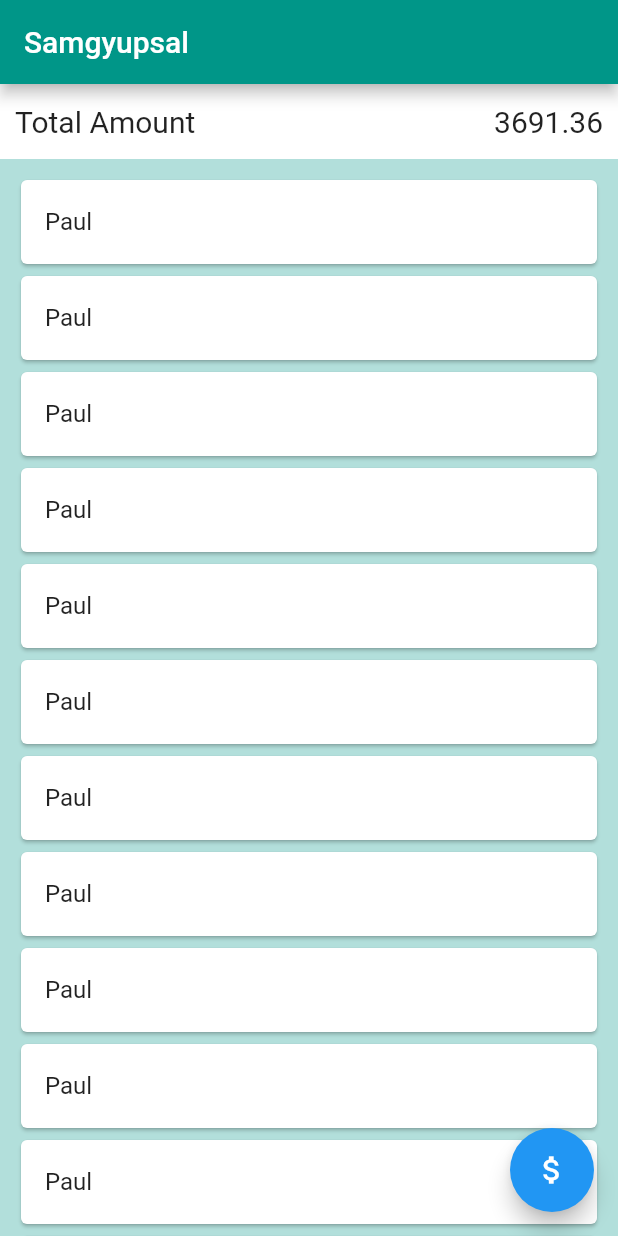
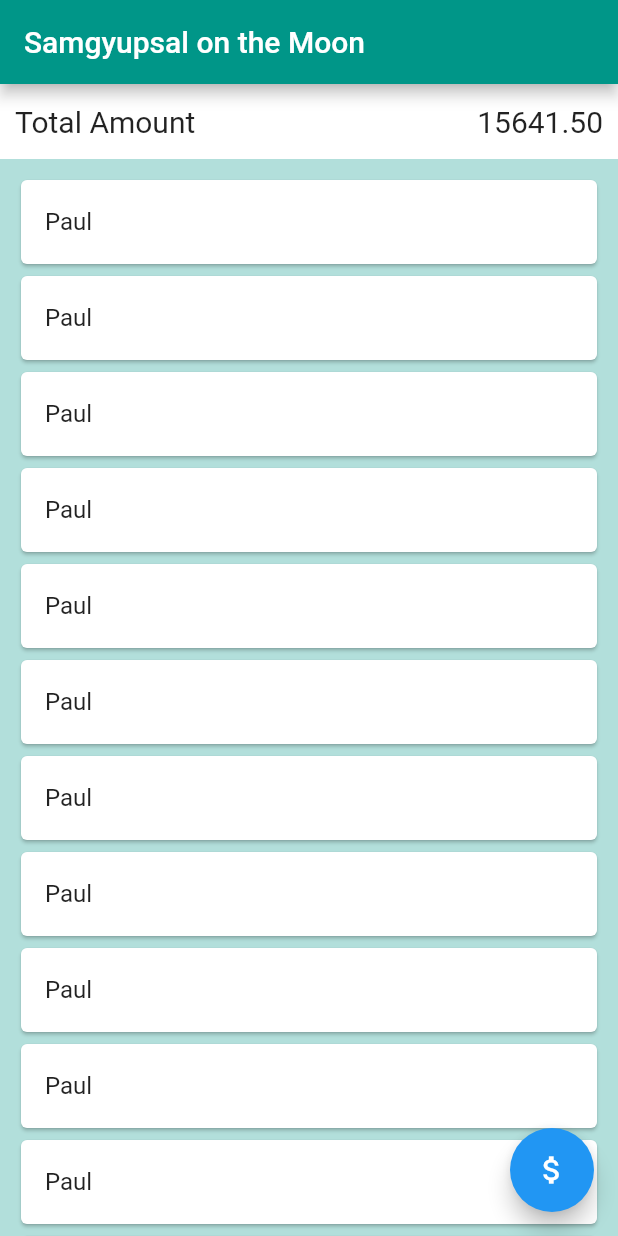
Before and after one commit to poolGolez/amot, a Flutter app: the screen it shows after launch, on a phone screen of 412 x 824 dp. Run offline on Flutter 3.47's test engine with Material 2 defaults, Android fonts, the phone set to English and light mode, and no system bars.

Commit message:
Utilize current portfolio provider for money pool screen

```diff
--- a/lib/main.dart
+++ b/lib/main.dart
@@ -1,5 +1,7 @@
 import 'package:flutter/material.dart';
+import 'package:provider/provider.dart';
 
+import './providers/current_portfolio.dart';
 import './screens/money_pool_screen.dart';
 
 void main() {
@@ -9,10 +11,15 @@ void main() {
 class AmotApp extends StatelessWidget {
   @override
   Widget build(BuildContext context) {
-    return MaterialApp(
-      title: 'Amot',
-      theme: ThemeData(primaryColor: Colors.teal),
-      home: MoneyPoolScreen(),
+    return MultiProvider(
+      providers: [
+        ChangeNotifierProvider(create: (_) => CurrentPortfolio()),
+      ],
+      child: MaterialApp(
+        title: 'Amot',
+        theme: ThemeData(primaryColor: Colors.teal),
+        home: MoneyPoolScreen(),
+      ),
     );
   }
 }
--- a/lib/screens/money_pool_screen.dart
+++ b/lib/screens/money_pool_screen.dart
@@ -1,11 +1,16 @@
 import 'package:flutter/material.dart';
+import 'package:provider/provider.dart';
+
+import '../providers/current_portfolio.dart';
 
 class MoneyPoolScreen extends StatelessWidget {
   @override
   Widget build(BuildContext context) {
+    final portfolio = Provider.of<CurrentPortfolio>(context);
+
     return Scaffold(
       appBar: AppBar(
-        title: Text('Samgyupsal'),
+        title: Text(portfolio.title),
       ),
       body: Container(
         height: double.infinity,
@@ -31,7 +36,7 @@ class MoneyPoolScreen extends StatelessWidget {
                   ),
                   Expanded(
                     child: Text(
-                      (3691.36).toStringAsFixed(2),
+                      portfolio.total.toStringAsFixed(2),
                       textAlign: TextAlign.end,
                       style: const TextStyle(
                         fontSize: 20,
```
